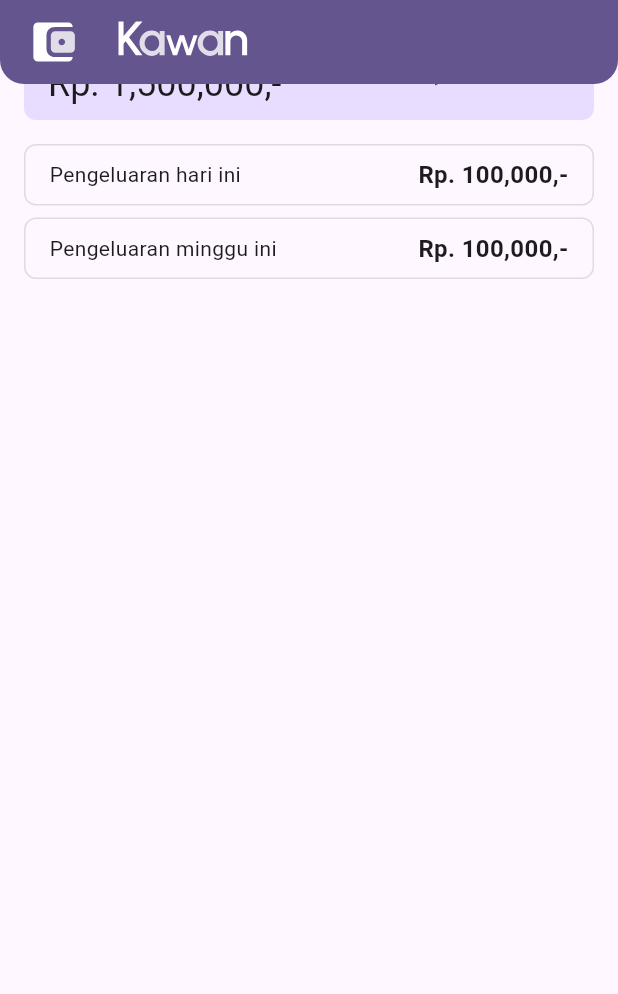
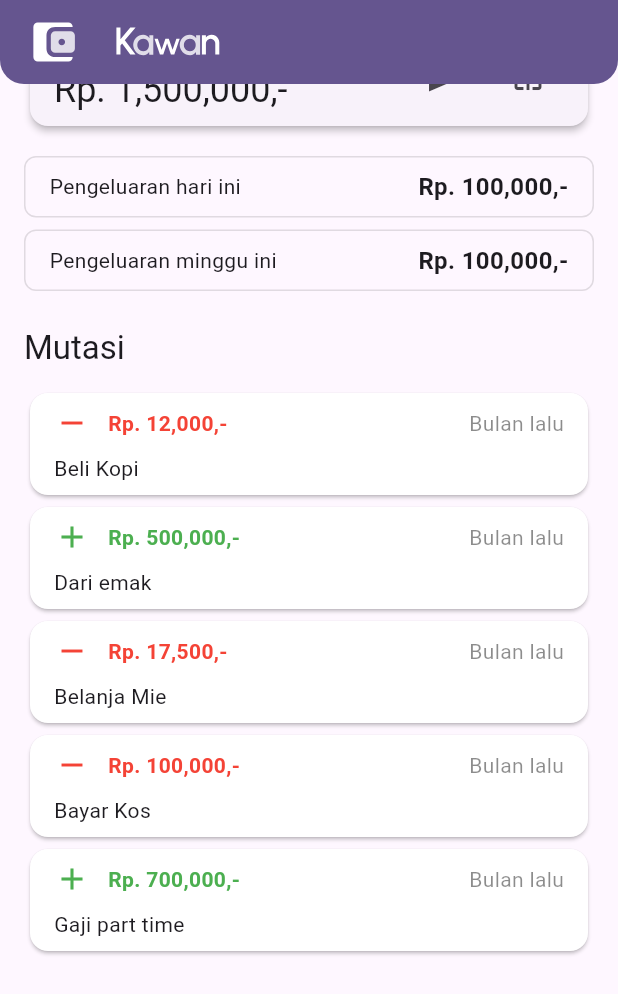
Before and after one commit to iyxan23/kawan, a Flutter app: the screen it shows after launch, scrolled down 200 dp, on a phone screen of 412 x 824 dp. Shown: the top 994 px of the screen. Run offline on Flutter 3.47's test engine with Material 3 defaults, Android fonts, the phone set to English and light mode, and no system bars; our stand-ins replace flutter_svg.

Commit message:
feat: add mutation section

```diff
--- a/lib/homepage.dart
+++ b/lib/homepage.dart
@@ -27,15 +27,13 @@ class HomePage extends StatelessWidget {
               ),
               expandedHeight: 200,
               pinned: true,
-              floating: true,
-              snap: true,
               backgroundColor: Theme.of(context).primaryColor,
               flexibleSpace: FlexibleSpaceBar(
                 title: Transform.translate(
-                  offset: const Offset(0, 5),
+                  offset: const Offset(0, 3),
                   child: SvgPicture.asset(
                     "assets/img/textplain-duotone.svg",
-                    width: 100,
+                    width: 80,
                   ),
                 ),
                 background: Image.asset(
@@ -46,8 +44,8 @@ class HomePage extends StatelessWidget {
             )
           ];
         },
-        body: const Padding(
-          padding: EdgeInsets.all(16.0),
+        body: const SingleChildScrollView(
+          padding: EdgeInsets.all(16),
           child: Column(
             children: [
               BalanceWidget(),
@@ -61,8 +59,114 @@ class HomePage extends StatelessWidget {
                 title: "Pengeluaran minggu ini",
                 amount: "Rp. 100,000,-",
               ),
+              SizedBox(height: 24),
+              InvoicesSection()
             ],
           ),
+        ),
+      ),
+    );
+  }
+}
+
+class InvoicesSection extends StatelessWidget {
+  const InvoicesSection({super.key});
+
+  @override
+  Widget build(BuildContext context) {
+    return Column(
+      crossAxisAlignment: CrossAxisAlignment.start,
+      children: [
+        Text(
+          "Mutasi",
+          style: Theme.of(context).textTheme.titleLarge,
+        ),
+        const SizedBox(height: 12),
+        const InvoiceCard(
+          price: "Rp. 12,000,-",
+          mutationType: MutationType.deduction,
+          description: "Beli Kopi",
+        ),
+        const InvoiceCard(
+          price: "Rp. 500,000,-",
+          mutationType: MutationType.addition,
+          description: "Dari emak",
+        ),
+        const InvoiceCard(
+          price: "Rp. 17,500,-",
+          mutationType: MutationType.deduction,
+          description: "Belanja Mie",
+        ),
+        const InvoiceCard(
+          price: "Rp. 100,000,-",
+          mutationType: MutationType.deduction,
+          description: "Bayar Kos",
+        ),
+        const InvoiceCard(
+          price: "Rp. 700,000,-",
+          mutationType: MutationType.addition,
+          description: "Gaji part time",
+        ),
+      ],
+    );
+  }
+}
+
+enum MutationType {
+  addition,
+  deduction,
+}
+
+class InvoiceCard extends StatelessWidget {
+  final String price;
+  final MutationType mutationType;
+  final String description;
+
+  const InvoiceCard(
+      {super.key,
+      required this.price,
+      required this.mutationType,
+      required this.description});
+
+  @override
+  Widget build(BuildContext context) {
+    return Card(
+      color: Colors.white,
+      child: Padding(
+        padding: const EdgeInsets.symmetric(horizontal: 16, vertical: 8),
+        child: Column(
+          crossAxisAlignment: CrossAxisAlignment.start,
+          children: [
+            Row(
+              children: [
+                Icon(
+                  mutationType == MutationType.addition
+                      ? Icons.add
+                      : Icons.remove,
+                  color: mutationType == MutationType.addition
+                      ? Colors.green
+                      : Colors.red,
+                ),
+                const SizedBox(width: 12),
+                Text(
+                  price,
+                  style: TextStyle(
+                    color: mutationType == MutationType.addition
+                        ? Colors.green
+                        : Colors.red,
+                    fontWeight: FontWeight.bold,
+                  ),
+                ),
+                const Spacer(),
+                const Text(
+                  "Bulan lalu",
+                  style: TextStyle(color: Colors.black45),
+                ),
+              ],
+            ),
+            const SizedBox(height: 8),
+            Text(description),
+          ],
         ),
       ),
     );
@@ -107,16 +211,10 @@ class BalanceWidget extends StatelessWidget {
 
   @override
   Widget build(BuildContext context) {
-    return Container(
+    return Card(
+      elevation: 2,
+      child: Padding(
         padding: const EdgeInsets.symmetric(horizontal: 16, vertical: 8),
-      decoration: ShapeDecoration(
-        color: Theme.of(context).colorScheme.primaryContainer,
-        shape: const RoundedRectangleBorder(
-          borderRadius: BorderRadius.all(
-            Radius.circular(8),
-          ),
-        ),
-      ),
         child: Row(
           children: [
             Column(
@@ -146,7 +244,20 @@ class BalanceWidget extends StatelessWidget {
             ),
           ],
         ),
+      ),
     );
+    // return Container(
+    //   padding: const EdgeInsets.symmetric(horizontal: 16, vertical: 8),
+    //   decoration: ShapeDecoration(
+    //     color: Theme.of(context).colorScheme.primaryContainer,
+    //     shape: const RoundedRectangleBorder(
+    //       borderRadius: BorderRadius.all(
+    //         Radius.circular(8),
+    //       ),
+    //     ),
+    //   ),
+    //   child: Row,
+    // );
   }
 }
 
```
Lines whose indentation alone changed are shown as unchanged.
